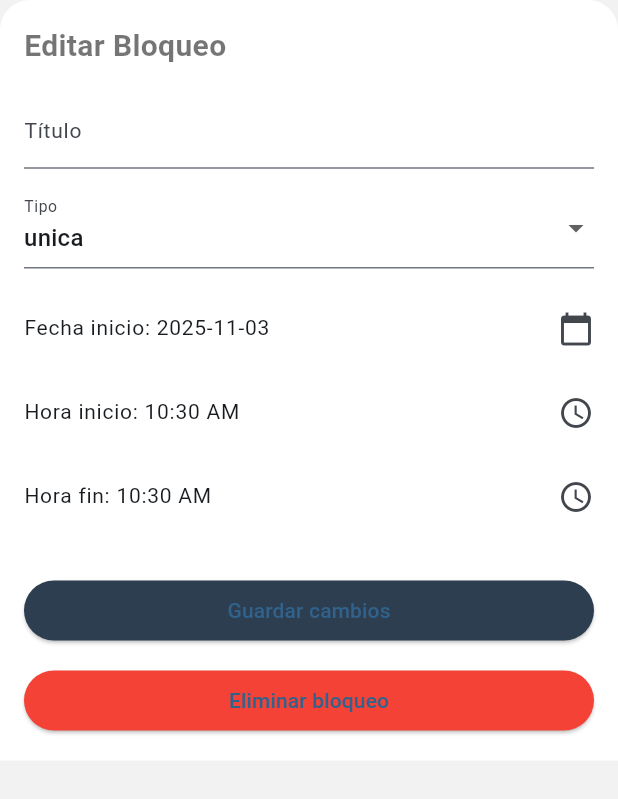
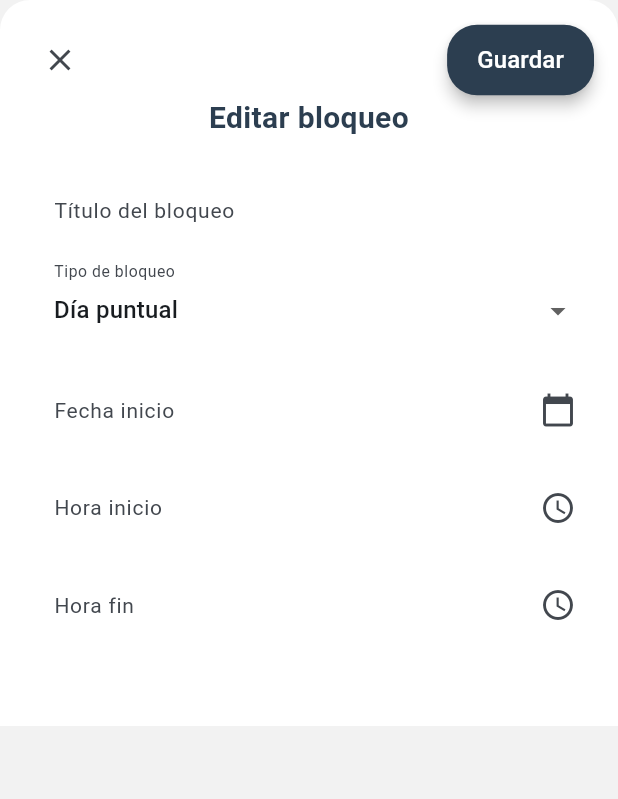
Before and after one commit to DianaCuriel/Neurify, a Flutter app: the EditarModificacionPage widget shown alone on an empty page, opened directly with empty values, on a phone screen of 412 x 824 dp. Shown: the top 799 px of the screen. Run offline on Flutter 3.47's test engine with Material 3 defaults, Android fonts, the light colour scheme and no system bars; our stand-ins replace fl_chart, shared_preferences, table_calendar; accounts and stored records are empty.

Commit message:
Se agrego editar a la card de modificacion x dia

```diff
--- a/lib/Visuales/Modificaciones.dart
+++ b/lib/Visuales/Modificaciones.dart
@@ -48,7 +48,10 @@ class _ModificacionesPageState extends State<ModificacionesPage> {
                 dropdownColor: Colors.white, // color del menú desplegable
                 items: const [
                   DropdownMenuItem(value: 'Todas', child: Text('Todas')),
-                  DropdownMenuItem(value: 'Puntual', child: Text('Puntual')),
+                  DropdownMenuItem(
+                    value: 'Puntual',
+                    child: Text('Dia puntual'),
+                  ),
                   DropdownMenuItem(
                     value: 'Rango diario',
                     child: Text('Rango diario'),
--- a/lib/Visuales/Modificaciones_agregarbloqueo.dart
+++ b/lib/Visuales/Modificaciones_agregarbloqueo.dart
@@ -152,7 +152,7 @@ class _NuevaModificacionPageState extends State<NuevaModificacionPage> {
         ),
         dropdownColor: Colors.white,
         items: const [
-          DropdownMenuItem(value: 'Puntual', child: Text('Puntual')),
+          DropdownMenuItem(value: 'Puntual', child: Text('Dia puntual')),
           DropdownMenuItem(value: 'Rango diario', child: Text('Diario')),
           DropdownMenuItem(value: 'Semanal', child: Text('Semanal')),
         ],
--- a/lib/Visuales/Modificaciones_card.dart
+++ b/lib/Visuales/Modificaciones_card.dart
@@ -90,7 +90,14 @@ class ModificacionesCard extends StatelessWidget {
                       context: context,
                       isScrollControlled: true,
                       backgroundColor: Colors.transparent,
-                      builder: (_) => EditarModificacionPage(mod: mod),
+                      builder:
+                          (_) => ChangeNotifierProvider.value(
+                            value: Provider.of<ModificacionesModel>(
+                              context,
+                              listen: false,
+                            ),
+                            child: EditarModificacionPage(mod: mod),
+                          ),
                     );
                   },
                   icon: const Icon(Icons.edit),
--- a/lib/Visuales/Modificaciones_edicion.dart
+++ b/lib/Visuales/Modificaciones_edicion.dart
@@ -75,12 +75,18 @@ class _EditarModificacionPageState extends State<EditarModificacionPage> {
   Widget _buildDiasSemanaSelector() {
     final dias = ['L', 'M', 'X', 'J', 'V', 'S', 'D'];
     return Wrap(
-      spacing: 6,
+      spacing: 8,
+      runSpacing: 4,
       children: List.generate(7, (i) {
         final selected = _diasSemana.contains(i);
         return ChoiceChip(
           label: Text(dias[i]),
           selected: selected,
+          selectedColor: AppTheme.primaryColor.withOpacity(0.2),
+          labelStyle: TextStyle(
+            color: selected ? AppTheme.primaryColor : Colors.black87,
+            fontWeight: FontWeight.w500,
+          ),
           onSelected: (val) {
             setState(() {
               if (val) {
@@ -97,83 +103,56 @@ class _EditarModificacionPageState extends State<EditarModificacionPage> {
 
   @override
   Widget build(BuildContext context) {
+    final Map<TipoModificacion, String> nombresTipo = {
+      TipoModificacion.unica: "Día puntual",
+      TipoModificacion.rangoDiario: "Rango diario",
+      TipoModificacion.semanal: "Semanal",
+    };
+
     final modelo = Provider.of<ModificacionesModel>(context, listen: false);
 
-    return Padding(
-      padding: MediaQuery.of(context).viewInsets,
-      child: Container(
-        padding: const EdgeInsets.all(16),
+    return Container(
       decoration: const BoxDecoration(
         color: Colors.white,
         borderRadius: BorderRadius.vertical(top: Radius.circular(20)),
       ),
       child: SingleChildScrollView(
+        padding: EdgeInsets.only(
+          left: 16,
+          right: 16,
+          bottom: MediaQuery.of(context).viewInsets.bottom + 16,
+          top: 16,
+        ),
         child: Column(
-            crossAxisAlignment: CrossAxisAlignment.stretch,
+          crossAxisAlignment: CrossAxisAlignment.start,
           children: [
-              const Text(
-                "Editar Bloqueo",
-                style: TextStyle(fontSize: 20, fontWeight: FontWeight.bold),
+            // Encabezado
+            SizedBox(
+              height: 80,
+              child: Stack(
+                children: [
+                  Positioned(
+                    left: 0,
+                    top: 0,
+                    child: IconButton(
+                      icon: const Icon(Icons.close),
+                      onPressed: () => Navigator.pop(context),
                     ),
-              const SizedBox(height: 16),
-              TextField(
-                controller: _tituloController,
-                decoration: const InputDecoration(labelText: "Título"),
                   ),
-              const SizedBox(height: 12),
-              DropdownButtonFormField<TipoModificacion>(
-                value: _tipo,
-                items:
-                    TipoModificacion.values
-                        .map(
-                          (e) =>
-                              DropdownMenuItem(value: e, child: Text(e.name)),
-                        )
-                        .toList(),
-                onChanged: (val) {
-                  if (val != null) setState(() => _tipo = val);
-                },
-                decoration: const InputDecoration(labelText: "Tipo"),
-              ),
-              const SizedBox(height: 12),
-              ListTile(
-                contentPadding: EdgeInsets.zero,
-                title: Text(
-                  "Fecha inicio: ${_fechaInicio.toLocal().toIso8601String().split('T').first}",
-                ),
-                trailing: const Icon(Icons.calendar_today),
-                onTap: _pickFechaInicio,
-              ),
-              if (_tipo != TipoModificacion.unica)
-                ListTile(
-                  contentPadding: EdgeInsets.zero,
-                  title: Text(
-                    "Fecha fin: ${_fechaFin.toLocal().toIso8601String().split('T').first}",
-                  ),
-                  trailing: const Icon(Icons.calendar_today),
-                  onTap: _pickFechaFin,
-                ),
-              ListTile(
-                contentPadding: EdgeInsets.zero,
-                title: Text("Hora inicio: ${_horaInicio.format(context)}"),
-                trailing: const Icon(Icons.access_time),
-                onTap: _pickHoraInicio,
-              ),
-              ListTile(
-                contentPadding: EdgeInsets.zero,
-                title: Text("Hora fin: ${_horaFin.format(context)}"),
-                trailing: const Icon(Icons.access_time),
-                onTap: _pickHoraFin,
-              ),
-              if (_tipo == TipoModificacion.semanal) ...[
-                const SizedBox(height: 8),
-                Text("Días de la semana"),
-                _buildDiasSemanaSelector(),
-              ],
-              const SizedBox(height: 24),
-              ElevatedButton(
+                  Positioned(
+                    right: 0,
+                    top: 0,
+                    child: ElevatedButton(
                       style: ElevatedButton.styleFrom(
                         backgroundColor: AppTheme.primaryColor,
+                        shape: RoundedRectangleBorder(
+                          borderRadius: BorderRadius.circular(20),
+                        ),
+                        padding: const EdgeInsets.symmetric(
+                          horizontal: 20,
+                          vertical: 12,
+                        ),
+                        elevation: 4,
                       ),
                       onPressed: () {
                         final updated = Modificacion(
@@ -184,26 +163,130 @@ class _EditarModificacionPageState extends State<EditarModificacionPage> {
                           horaFin: _horaFin,
                           tipo: _tipo,
                           diasSemana:
-                        _tipo == TipoModificacion.semanal ? _diasSemana : null,
+                              _tipo == TipoModificacion.semanal
+                                  ? _diasSemana
+                                  : null,
                         );
                         modelo.removeModificacion(widget.mod);
                         modelo.addModificacion(updated);
                         Navigator.pop(context);
                       },
-                child: const Text("Guardar cambios"),
+                      child: Text("Guardar", style: AppTheme.TituloBoton),
                     ),
-              const SizedBox(height: 12),
-              ElevatedButton(
-                style: ElevatedButton.styleFrom(backgroundColor: Colors.red),
-                onPressed: () {
-                  modelo.removeModificacion(widget.mod);
-                  Navigator.pop(context);
-                },
-                child: const Text("Eliminar bloqueo"),
+                  ),
+                  Positioned(
+                    left: 0,
+                    right: 0,
+                    top: 48,
+                    child: Text(
+                      "Editar bloqueo",
+                      style: AppTheme.sutittleStyle.copyWith(
+                        fontWeight: FontWeight.w600,
+                        fontSize: 20,
+                      ),
+                      textAlign: TextAlign.center,
+                    ),
                   ),
                 ],
               ),
             ),
+            const SizedBox(height: 20),
+
+            // Campo Título
+            _campoTexto(_tituloController, "Título del bloqueo"),
+
+            // Tipo de modificación
+            Padding(
+              padding: const EdgeInsets.only(bottom: 16),
+              child: DropdownButtonFormField<TipoModificacion>(
+                value: _tipo,
+                decoration: _decoracionCampo("Tipo de bloqueo"),
+                dropdownColor: Colors.white,
+                items:
+                    TipoModificacion.values
+                        .map(
+                          (e) => DropdownMenuItem(
+                            value: e,
+                            child: Text(nombresTipo[e] ?? e.name),
+                          ),
+                        )
+                        .toList(),
+                onChanged: (val) {
+                  if (val != null) setState(() => _tipo = val);
+                },
+              ),
+            ),
+
+            // Fechas y horas
+            _campoFecha("Fecha inicio", _fechaInicio, _pickFechaInicio),
+            if (_tipo != TipoModificacion.unica)
+              _campoFecha("Fecha fin", _fechaFin, _pickFechaFin),
+            _campoHora("Hora inicio", _horaInicio, _pickHoraInicio),
+            _campoHora("Hora fin", _horaFin, _pickHoraFin),
+
+            if (_tipo == TipoModificacion.semanal) ...[
+              const SizedBox(height: 8),
+              Text(
+                "Días de la semana",
+                style: AppTheme.bodyStyle.copyWith(fontWeight: FontWeight.w600),
+              ),
+              const SizedBox(height: 6),
+              _buildDiasSemanaSelector(),
+            ],
+            const SizedBox(height: 24),
+          ],
+        ),
+      ),
+    );
+  }
+
+  // ==== Widgets reutilizables ====
+
+  InputDecoration _decoracionCampo(String label) => InputDecoration(
+    labelText: label,
+    filled: true,
+    fillColor: Colors.white,
+    contentPadding: const EdgeInsets.symmetric(horizontal: 16, vertical: 14),
+    border: OutlineInputBorder(
+      borderRadius: BorderRadius.circular(12),
+      borderSide: BorderSide.none,
+    ),
+  );
+
+  Widget _campoTexto(TextEditingController controller, String label) {
+    return Padding(
+      padding: const EdgeInsets.only(bottom: 16),
+      child: TextField(
+        controller: controller,
+        decoration: _decoracionCampo(label),
+      ),
+    );
+  }
+
+  Widget _campoFecha(String label, DateTime fecha, Function() onTap) {
+    return Padding(
+      padding: const EdgeInsets.only(bottom: 16),
+      child: TextField(
+        readOnly: true,
+        decoration: _decoracionCampo(label).copyWith(
+          suffixIcon: const Icon(Icons.calendar_today),
+          hintText: "${fecha.day}/${fecha.month}/${fecha.year}",
+        ),
+        onTap: onTap,
+      ),
+    );
+  }
+
+  Widget _campoHora(String label, TimeOfDay hora, Function() onTap) {
+    return Padding(
+      padding: const EdgeInsets.only(bottom: 16),
+      child: TextField(
+        readOnly: true,
+        decoration: _decoracionCampo(label).copyWith(
+          suffixIcon: const Icon(Icons.access_time),
+          hintText: hora.format(context),
+        ),
+        onTap: onTap,
       ),
     );
   }
```
Lines whose indentation alone changed are shown as unchanged.
